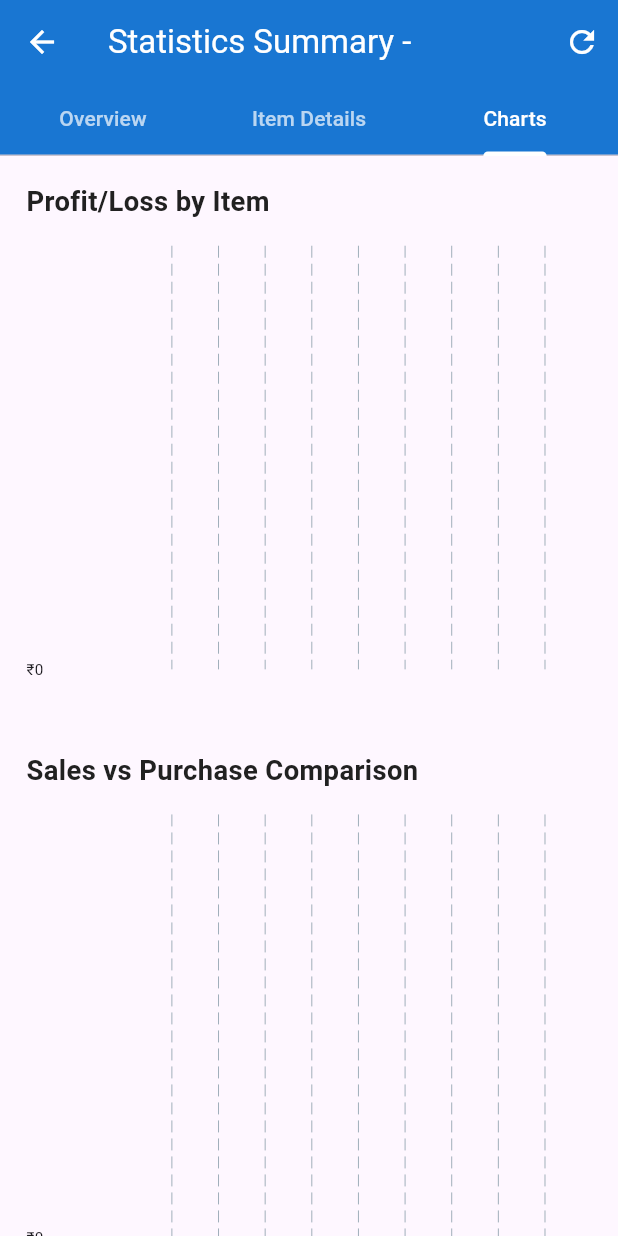
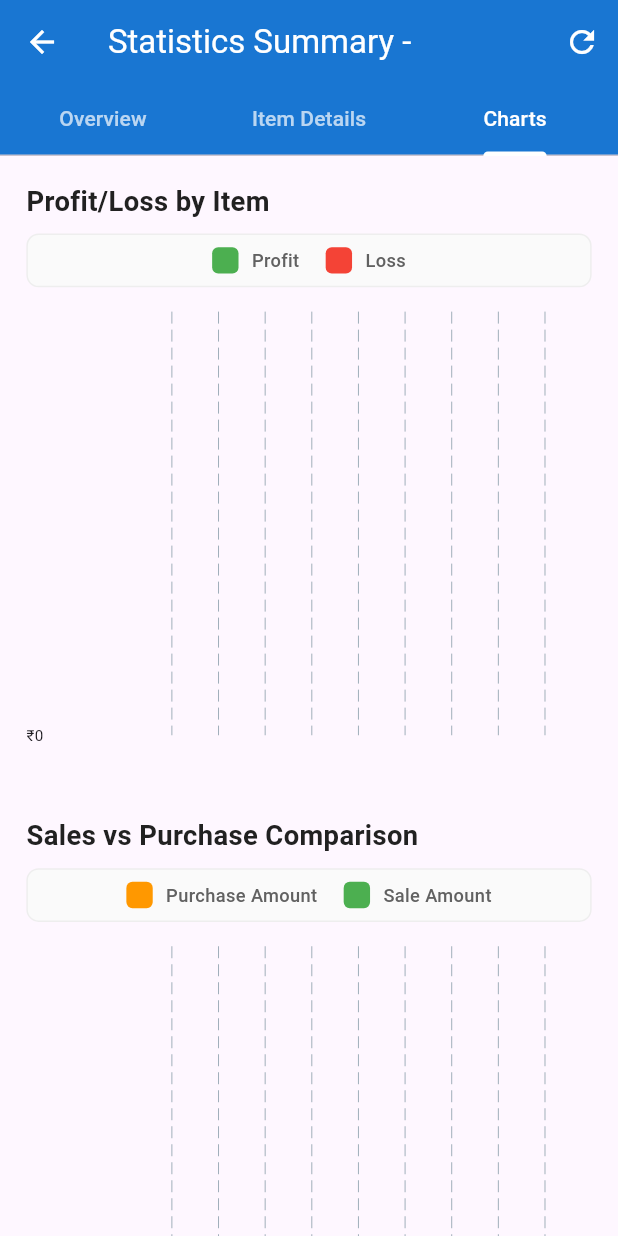
Before and after one commit to Pragnesh0074/inventory_manager, a Flutter app: the StatisticsSummaryScreen screen opened directly with empty values, tab 3 chosen, on a phone screen of 412 x 824 dp. Run offline on Flutter 3.47's test engine with Material 3 defaults, Android fonts, the phone set to English and light mode, and no system bars; drawn by our look-alikes of fl_chart; our stand-ins replace device_info_plus, flutter_screenutil, open_file, pdf, permission_handler, sqflite; accounts and stored records are empty.

Commit message:
Refactor main.dart for improved readability and consistency; enhance database_helper.dart to load sale orders after app restart and retrieve associated items; update statistics_summary_screen.dart to include chart legends for better data visualization.

```diff
--- a/lib/ui/screens/statistics_summary_screen.dart
+++ b/lib/ui/screens/statistics_summary_screen.dart
@@ -1,8 +1,6 @@
 import 'package:flutter/material.dart';
 import 'package:flutter_screenutil/flutter_screenutil.dart';
 import 'package:fl_chart/fl_chart.dart';
-import 'package:provider/provider.dart';
-import 'package:inventory_manager/providers/shop_provider.dart';
 import 'package:inventory_manager/models/inventory_item.dart';
 import 'package:inventory_manager/models/purchase.dart';
 import 'package:inventory_manager/models/sale_order.dart';
@@ -405,6 +403,8 @@ class _StatisticsSummaryScreenState extends State<StatisticsSummaryScreen>
         return Card(
           margin: EdgeInsets.only(bottom: 16.h),
           child: ExpansionTile(
+            shape: const Border(), // Remove the default border lines
+            collapsedShape: const Border(), // Remove border when collapsed too
             title: Text(
               stat.itemName,
               style: TextStyle(fontWeight: FontWeight.bold),
@@ -557,6 +557,11 @@ class _StatisticsSummaryScreenState extends State<StatisticsSummaryScreen>
         crossAxisAlignment: CrossAxisAlignment.start,
         children: [
           Text('Profit/Loss by Item', style: AppTextStyles.headingMedium),
+          SizedBox(height: 8.h),
+          _buildChartLegend([
+            LegendItem(color: Colors.green, label: 'Profit'),
+            LegendItem(color: Colors.red, label: 'Loss'),
+          ]),
           SizedBox(height: 16.h),
           SizedBox(height: 300.h, child: _buildProfitLossChart()),
 
@@ -565,11 +570,20 @@ class _StatisticsSummaryScreenState extends State<StatisticsSummaryScreen>
             'Sales vs Purchase Comparison',
             style: AppTextStyles.headingMedium,
           ),
+          SizedBox(height: 8.h),
+          _buildChartLegend([
+            LegendItem(color: Colors.orange, label: 'Purchase Amount'),
+            LegendItem(color: Colors.green, label: 'Sale Amount'),
+          ]),
           SizedBox(height: 16.h),
           SizedBox(height: 300.h, child: _buildSalesVsPurchaseChart()),
 
           SizedBox(height: 32.h),
           Text('Monthly Sales Trend', style: AppTextStyles.headingMedium),
+          SizedBox(height: 8.h),
+          _buildChartLegend([
+            LegendItem(color: AppColors.primaryBlue, label: 'Monthly Sales'),
+          ]),
           SizedBox(height: 16.h),
           SizedBox(height: 300.h, child: _buildMonthlyTrendChart()),
         ],
@@ -812,6 +826,50 @@ class _StatisticsSummaryScreenState extends State<StatisticsSummaryScreen>
       ),
     );
   }
+
+  Widget _buildChartLegend(List<LegendItem> items) {
+    return Container(
+      padding: EdgeInsets.symmetric(horizontal: 16.w, vertical: 8.h),
+      decoration: BoxDecoration(
+        color: Colors.grey[50],
+        borderRadius: BorderRadius.circular(8.r),
+        border: Border.all(color: Colors.grey[200]!),
+      ),
+      child: Row(
+        mainAxisAlignment: MainAxisAlignment.center,
+        children:
+            items
+                .map(
+                  (item) => Padding(
+                    padding: EdgeInsets.symmetric(horizontal: 8.w),
+                    child: Row(
+                      mainAxisSize: MainAxisSize.min,
+                      children: [
+                        Container(
+                          width: 16.w,
+                          height: 16.w,
+                          decoration: BoxDecoration(
+                            color: item.color,
+                            borderRadius: BorderRadius.circular(4.r),
+                          ),
+                        ),
+                        SizedBox(width: 8.w),
+                        Text(
+                          item.label,
+                          style: TextStyle(
+                            fontSize: 12.sp,
+                            color: Colors.grey[700],
+                            fontWeight: FontWeight.w500,
+                          ),
+                        ),
+                      ],
+                    ),
+                  ),
+                )
+                .toList(),
+      ),
+    );
+  }
 }
 
 class ItemStatistics {
@@ -861,3 +919,10 @@ class SaleRecord {
     required this.billNumber,
   });
 }
+
+class LegendItem {
+  final Color color;
+  final String label;
+
+  LegendItem({required this.color, required this.label});
+}
```
Also changed, not shown: lib/database/database_helper.dart (+32 -6 lines), lib/main.dart (indentation only).
